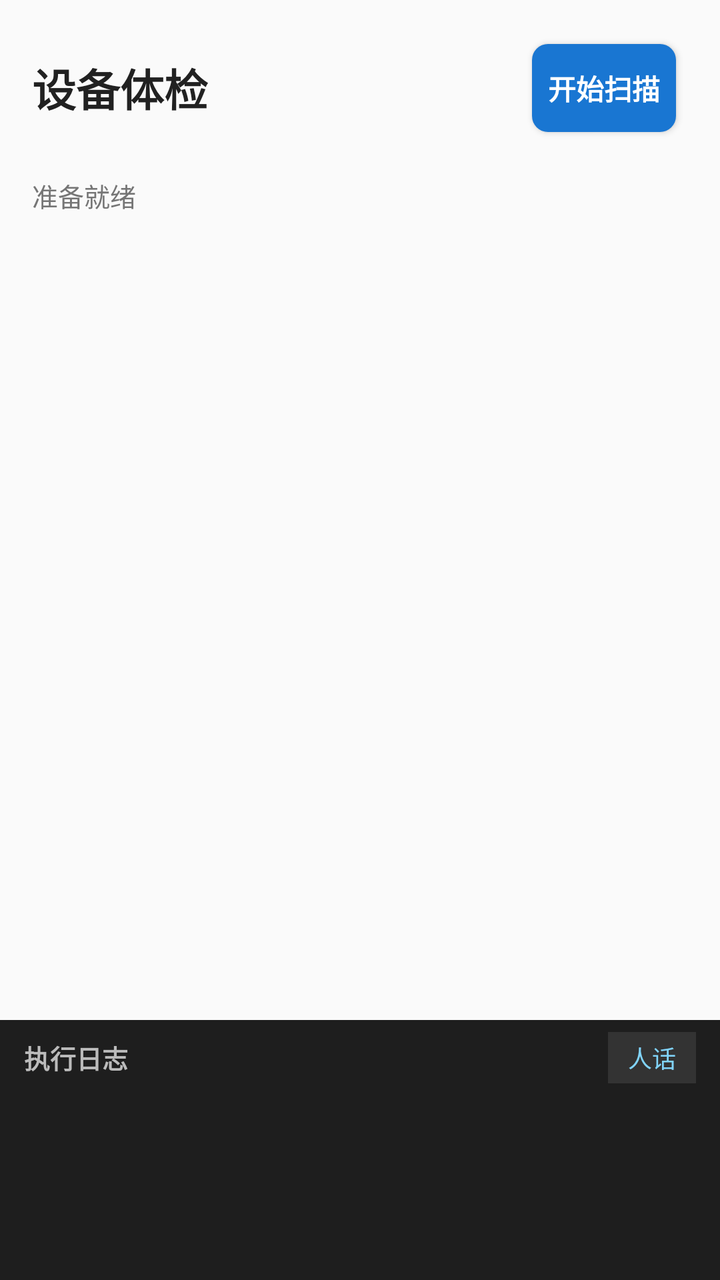
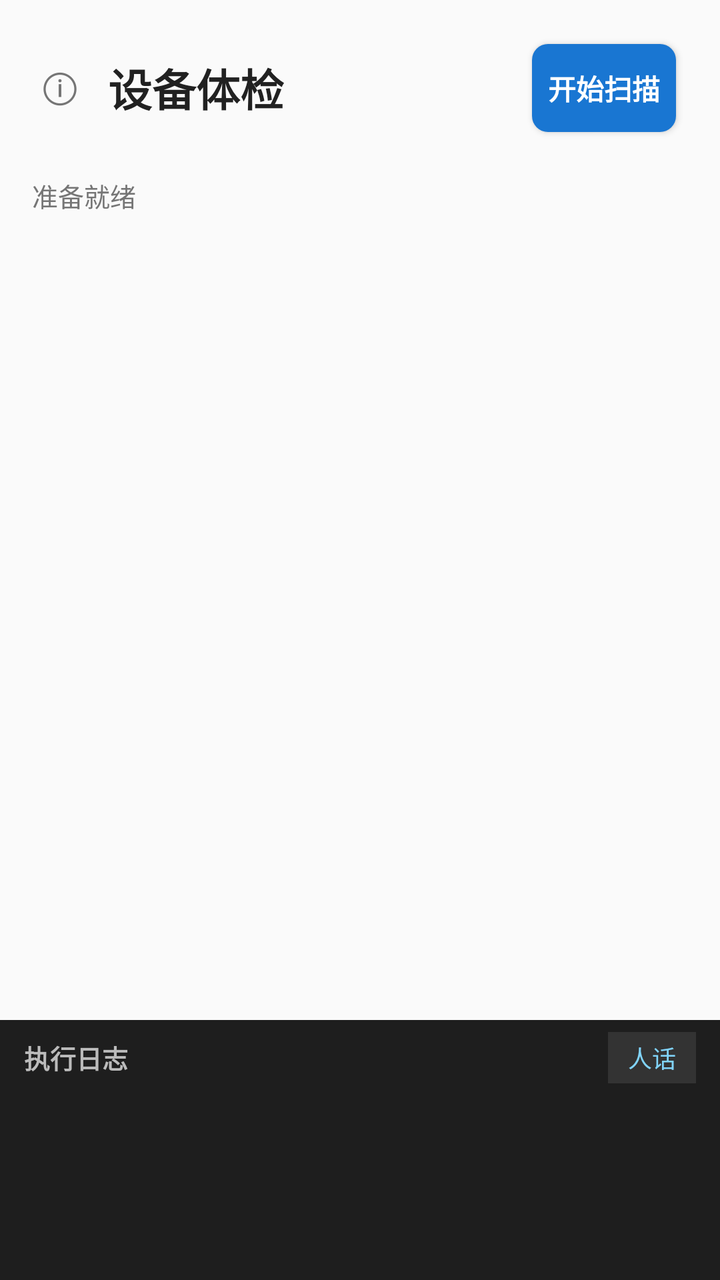

An Android layout rendered at two revisions. The XML below is the earlier revision; the diff shows what the commit changed to produce the second picture.
<!-- AndroidManifest.xml: application theme Theme.DeviceCheck -->
<!-- res/layout/activity_main.xml -->
<?xml version="1.0" encoding="utf-8"?>
<LinearLayout xmlns:android="http://schemas.android.com/apk/res/android"
    android:layout_width="match_parent"
    android:layout_height="match_parent"
    android:orientation="vertical"
    android:background="@color/bg">

    
    <LinearLayout
        android:layout_width="match_parent"
        android:layout_height="wrap_content"
        android:orientation="horizontal"
        android:gravity="center_vertical"
        android:padding="16dp">

        <TextView
            android:layout_width="0dp"
            android:layout_height="wrap_content"
            android:layout_weight="1"
            android:text="设备体检"
            android:textSize="22sp"
            android:textStyle="bold"
            android:textColor="@color/text_primary" />

        <Button
            android:id="@+id/btn_scan"
            style="@style/BtnNormal"
            android:layout_width="wrap_content"
            android:layout_height="wrap_content"
            android:text="开始扫描" />
    </LinearLayout>

    
    <TextView
        android:id="@+id/tv_status"
        android:layout_width="match_parent"
        android:layout_height="wrap_content"
        android:paddingHorizontal="16dp"
        android:paddingBottom="8dp"
        android:text="准备就绪"
        android:textSize="13sp"
        android:textColor="@color/text_secondary" />

    
    <ProgressBar
        android:id="@+id/progress"
        style="?android:attr/progressBarStyleHorizontal"
        android:layout_width="match_parent"
        android:layout_height="4dp"
        android:visibility="gone"
        android:indeterminate="true" />

    
    <LinearLayout
        android:id="@+id/sort_bar"
        android:layout_width="match_parent"
        android:layout_height="wrap_content"
        android:orientation="horizontal"
        android:gravity="center_vertical"
        android:paddingHorizontal="16dp"
        android:paddingVertical="6dp"
        android:visibility="gone">

        <TextView
            android:layout_width="0dp"
            android:layout_height="wrap_content"
            android:layout_weight="1"
            android:text="排序"
            android:textSize="12sp"
            android:textColor="@color/text_secondary" />

        <TextView
            android:id="@+id/btn_sort"
            android:layout_width="wrap_content"
            android:layout_height="wrap_content"
            android:paddingHorizontal="12dp"
            android:paddingVertical="5dp"
            android:background="@drawable/bg_btn_normal"
            android:text="可疑优先"
            android:textSize="12sp"
            android:textColor="@color/text_primary" />
    </LinearLayout>

    
    <TextView
        android:id="@+id/tv_shizuku_tip"
        android:layout_width="match_parent"
        android:layout_height="wrap_content"
        android:visibility="gone"
        android:padding="16dp"
        android:background="#FFF3E0"
        android:text="未检测到 Shizuku 权限。请先启动 Shizuku 并授权本应用，然后重试。"
        android:textSize="13sp"
        android:textColor="#E65100" />

    
    <ListView
        android:id="@+id/list"
        android:layout_width="match_parent"
        android:layout_height="0dp"
        android:layout_weight="1"
        android:divider="@null"
        android:dividerHeight="0dp"
        android:padding="8dp"
        android:clipToPadding="false" />

    
    <LinearLayout
        android:layout_width="match_parent"
        android:layout_height="130dp"
        android:orientation="vertical"
        android:background="#1E1E1E">

        
        <LinearLayout
            android:layout_width="match_parent"
            android:layout_height="wrap_content"
            android:orientation="horizontal"
            android:gravity="center_vertical"
            android:paddingHorizontal="12dp"
            android:paddingVertical="6dp">

            <TextView
                android:layout_width="0dp"
                android:layout_height="wrap_content"
                android:layout_weight="1"
                android:text="执行日志"
                android:textSize="13sp"
                android:textStyle="bold"
                android:textColor="#BBBBBB" />

            
            <TextView
                android:id="@+id/btn_log_mode"
                android:layout_width="wrap_content"
                android:layout_height="wrap_content"
                android:paddingHorizontal="10dp"
                android:paddingVertical="4dp"
                android:background="#333333"
                android:text="人话"
                android:textSize="12sp"
                android:textColor="#81D4FA" />
        </LinearLayout>

        
        <ScrollView
            android:id="@+id/log_scroll"
            android:layout_width="match_parent"
            android:layout_height="0dp"
            android:layout_weight="1"
            android:paddingHorizontal="12dp"
            android:paddingBottom="6dp"
            android:scrollbars="vertical">

            <TextView
                android:id="@+id/tv_log"
                android:layout_width="match_parent"
                android:layout_height="wrap_content"
                android:fontFamily="monospace"
                android:textSize="11sp"
                android:textColor="#CCCCCC"
                android:lineSpacingExtra="2dp"
                android:text="" />
        </ScrollView>
    </LinearLayout>

</LinearLayout>
<!-- resources referenced by this layout -->
<resources>
  <color name="bg">#FAFAFA</color>
  <color name="text_primary">#212121</color>
  <color name="text_secondary">#757575</color>
  <!-- drawable bg_btn_normal (drawable) -->
  <?xml version="1.0" encoding="utf-8"?>
  <shape xmlns:android="http://schemas.android.com/apk/res/android"
      android:shape="rectangle">
      <solid android:color="@color/btn_normal" />
      <corners android:radius="8dp" />
  </shape>
  <style name="BtnNormal" parent="BtnBase">
          <item name="android:background">@drawable/bg_btn_normal</item>
      </style>
  <style name="Theme.DeviceCheck" parent="Theme.AppCompat.DayNight.NoActionBar">
          <item name="colorPrimary">@color/btn_normal</item>
          <item name="colorAccent">@color/btn_normal</item>
          <item name="android:windowBackground">@color/bg</item>
          <item name="android:statusBarColor">@color/bg</item>
      </style>
  <color name="btn_normal">#1976D2</color>
  <style name="BtnBase">
          <item name="android:minHeight">44dp</item>
          <item name="android:minWidth">72dp</item>
          <item name="android:layout_margin">6dp</item>
          <item name="android:textSize">14sp</item>
          <item name="android:textStyle">bold</item>
          <item name="android:textColor">#FFFFFF</item>
      </style>
</resources>

<!-- the commit's change to res/layout/activity_main.xml (unified diff, before → after) -->
@@ -12,6 +12,18 @@
         android:orientation="horizontal"
         android:gravity="center_vertical"
         android:padding="16dp">
+
+        
+        <TextView
+            android:id="@+id/btn_about"
+            android:layout_width="wrap_content"
+            android:layout_height="wrap_content"
+            android:layout_marginEnd="10dp"
+            android:padding="4dp"
+            android:text="ⓘ"
+            android:textSize="20sp"
+            android:textColor="@color/text_secondary"
+            android:contentDescription="关于" />
 
         <TextView
             android:layout_width="0dp"
